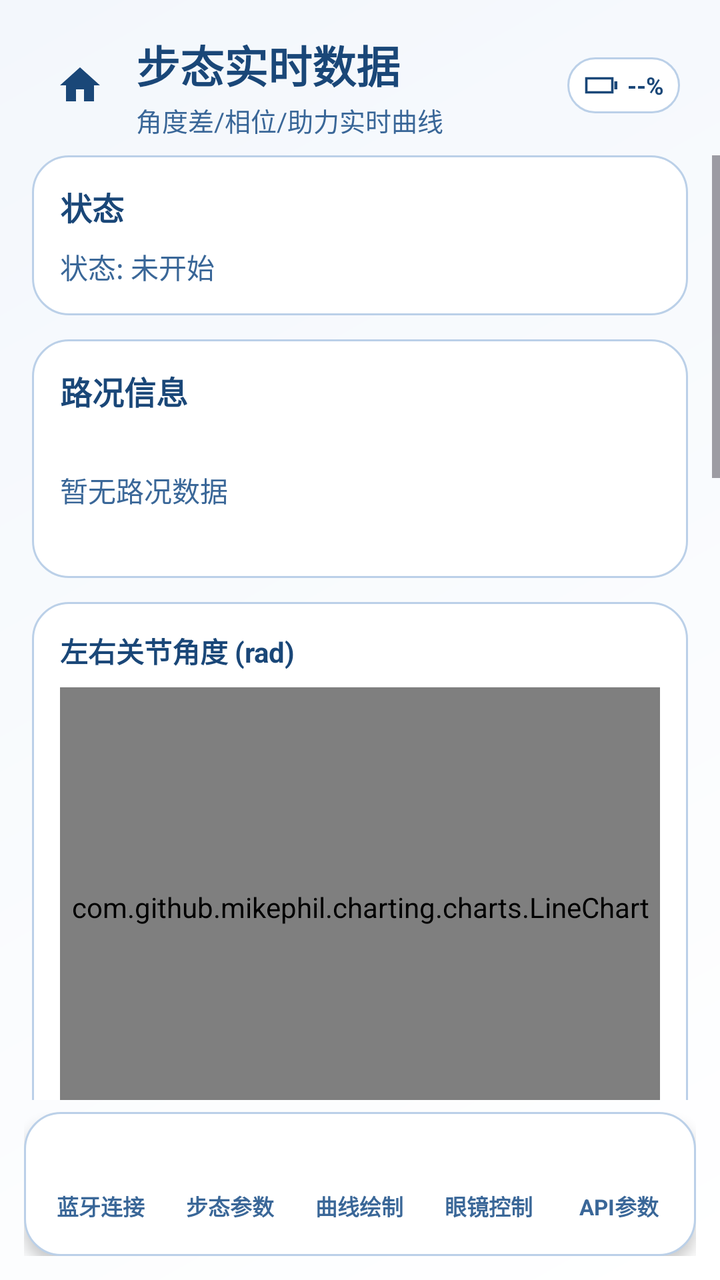
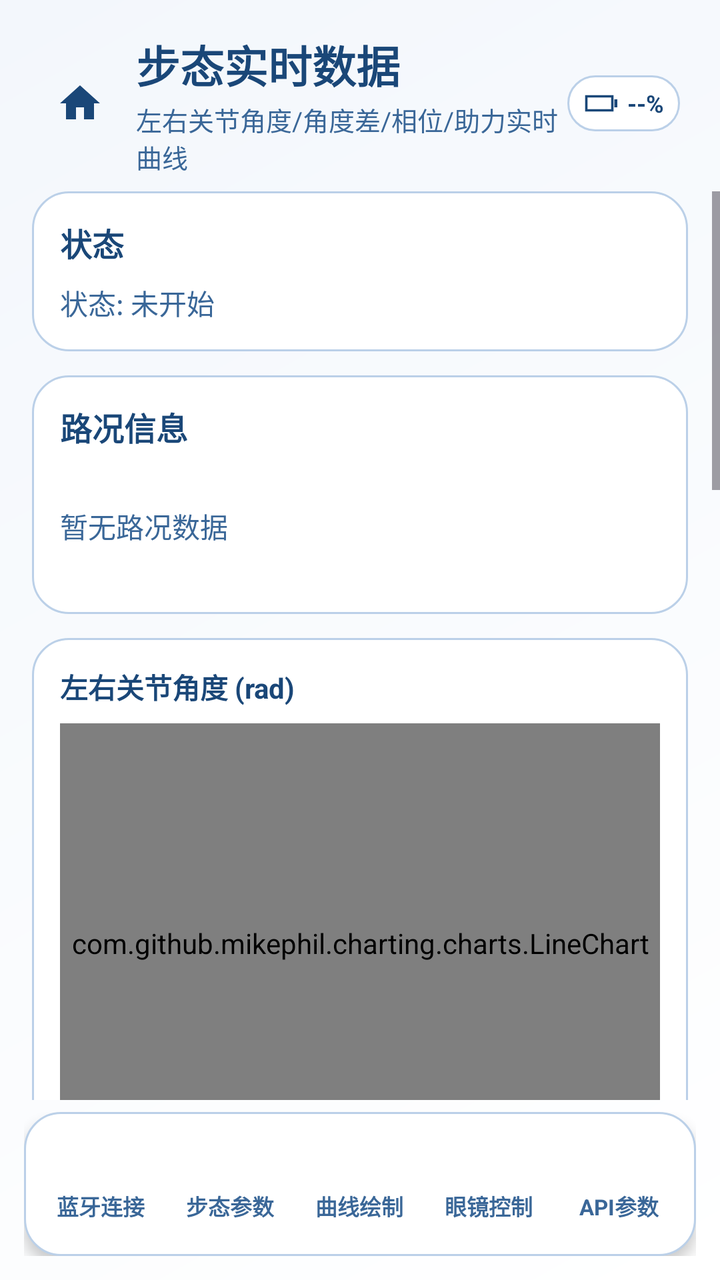

Compare the two renders of this Android layout. The source of the first and the diff that turns it into the second are given below.
<!-- AndroidManifest.xml: application theme Theme.Mobile -->
<!-- res/layout/activity_gait_realtime_plot.xml -->
<?xml version="1.0" encoding="utf-8"?>
<LinearLayout xmlns:android="http://schemas.android.com/apk/res/android"
    android:id="@+id/plotRoot"
    android:layout_width="match_parent"
    android:layout_height="match_parent"
    android:background="@drawable/bg_page_gradient"
    android:orientation="vertical">

    <LinearLayout
        android:layout_width="match_parent"
        android:layout_height="wrap_content"
        android:orientation="vertical"
        android:paddingStart="16dp"
        android:paddingTop="16dp"
        android:paddingEnd="16dp"
        android:paddingBottom="8dp">

        <LinearLayout
            android:layout_width="match_parent"
            android:layout_height="wrap_content"
            android:gravity="center_vertical"
            android:orientation="horizontal"
            android:paddingHorizontal="4dp">

            <ImageButton
                android:id="@+id/backToMainButton"
                android:layout_width="wrap_content"
                android:layout_height="wrap_content"
                android:layout_marginEnd="8dp"
                android:background="@android:color/transparent"
                android:contentDescription="@string/desc_back_to_main"
                android:padding="8dp"
                android:src="@drawable/ic_home_24" />

            <LinearLayout
                android:layout_width="0dp"
                android:layout_height="wrap_content"
                android:layout_weight="1"
                android:orientation="vertical">

                <TextView
                    android:id="@+id/plotTitleView"
                    android:layout_width="wrap_content"
                    android:layout_height="wrap_content"
                    android:text="@string/ui_text_076"
                    android:textColor="@color/header_title"
                    android:textSize="22sp"
                    android:textStyle="bold" />

                <TextView
                    android:layout_width="wrap_content"
                    android:layout_height="wrap_content"
                    android:layout_marginTop="2dp"
                    android:text="@string/ui_text_080"
                    android:textColor="@color/text_secondary"
                    android:textSize="13sp" />
            </LinearLayout>

            <LinearLayout
                android:layout_width="wrap_content"
                android:layout_height="wrap_content"
                android:background="@drawable/bg_battery_badge"
                android:gravity="center_vertical"
                android:minHeight="28dp"
                android:orientation="horizontal"
                android:paddingHorizontal="8dp"
                android:paddingVertical="4dp">

                <ImageView
                    android:layout_width="18dp"
                    android:layout_height="10dp"
                    android:contentDescription="@string/ui_text_051"
                    android:src="@drawable/ic_battery_mini" />

                <TextView
                    android:id="@+id/plotBatteryPercentView"
                    android:layout_width="wrap_content"
                    android:layout_height="wrap_content"
                    android:layout_marginStart="4dp"
                    android:text="@string/battery_percent_placeholder"
                    android:textColor="@color/battery_text"
                    android:textSize="12sp"
                    android:textStyle="bold" />
            </LinearLayout>
        </LinearLayout>
    </LinearLayout>

    <ScrollView
        android:layout_width="match_parent"
        android:layout_height="0dp"
        android:layout_weight="1"
        android:fillViewport="true">

        <LinearLayout
            android:layout_width="match_parent"
            android:layout_height="wrap_content"
            android:orientation="vertical"
            android:paddingStart="16dp"
            android:paddingEnd="16dp"
            android:paddingBottom="16dp">

        <LinearLayout
            android:layout_width="match_parent"
            android:layout_height="wrap_content"
            android:background="@drawable/bg_card"
            android:orientation="vertical"
            android:padding="14dp">

            <TextView
                android:layout_width="wrap_content"
                android:layout_height="wrap_content"
                android:text="@string/ui_text_047"
                android:textColor="@color/header_title"
                android:textSize="16sp"
                android:textStyle="bold" />

            <TextView
                android:id="@+id/plotStatusView"
                android:layout_width="match_parent"
                android:layout_height="wrap_content"
                android:layout_marginTop="8dp"
                android:text="@string/ui_text_049"
                android:textColor="@color/text_secondary"
                android:textSize="14sp" />
        </LinearLayout>

        <LinearLayout
            android:layout_width="match_parent"
            android:layout_height="wrap_content"
            android:layout_marginTop="12dp"
            android:background="@drawable/bg_card"
            android:orientation="vertical"
            android:padding="14dp">

            <TextView
                android:layout_width="wrap_content"
                android:layout_height="wrap_content"
                android:text="路况信息"
                android:textColor="@color/header_title"
                android:textSize="16sp"
                android:textStyle="bold" />

            <TextView
                android:id="@+id/roadConditionView"
                android:layout_width="match_parent"
                android:layout_height="wrap_content"
                android:layout_marginTop="8dp"
                android:text="暂无路况数据"
                android:textColor="@color/text_secondary"
                android:textSize="14sp"
                android:minHeight="60dp"
                android:gravity="center_vertical" />
        </LinearLayout>

        <LinearLayout
            android:layout_width="match_parent"
            android:layout_height="wrap_content"
            android:layout_marginTop="12dp"
            android:background="@drawable/bg_card"
            android:orientation="vertical"
            android:padding="14dp">

            <TextView
                android:id="@+id/jointLabelView"
                android:layout_width="wrap_content"
                android:layout_height="wrap_content"
                android:text="@string/ui_text_081"
                android:textColor="@color/header_title"
                android:textSize="14sp"
                android:textStyle="bold" />

            <com.github.mikephil.charting.charts.LineChart
                android:id="@+id/jointChart"
                android:layout_width="match_parent"
                android:layout_height="220dp"
                android:layout_marginTop="8dp" />
        </LinearLayout>

        <LinearLayout
            android:layout_width="match_parent"
            android:layout_height="wrap_content"
            android:layout_marginTop="12dp"
            android:background="@drawable/bg_card"
            android:orientation="vertical"
            android:padding="14dp">

            <TextView
                android:id="@+id/angleLabelView"
                android:layout_width="wrap_content"
                android:layout_height="wrap_content"
                android:text="@string/ui_text_077"
                android:textColor="@color/header_title"
                android:textSize="14sp"
                android:textStyle="bold" />

            <com.github.mikephil.charting.charts.LineChart
                android:id="@+id/angleChart"
                android:layout_width="match_parent"
                android:layout_height="220dp"
                android:layout_marginTop="8dp" />
        </LinearLayout>

        <LinearLayout
            android:layout_width="match_parent"
            android:layout_height="wrap_content"
            android:layout_marginTop="12dp"
            android:background="@drawable/bg_card"
            android:orientation="vertical"
            android:padding="14dp">

            <TextView
                android:id="@+id/phaseLabelView"
                android:layout_width="wrap_content"
                android:layout_height="wrap_content"
                android:text="@string/ui_text_078"
                android:textColor="@color/header_title"
                android:textSize="14sp"
                android:textStyle="bold" />

            <com.github.mikephil.charting.charts.LineChart
                android:id="@+id/phaseChart"
                android:layout_width="match_parent"
                android:layout_height="220dp"
                android:layout_marginTop="8dp" />
        </LinearLayout>

        <LinearLayout
            android:layout_width="match_parent"
            android:layout_height="wrap_content"
            android:layout_marginTop="12dp"
            android:background="@drawable/bg_card"
            android:orientation="vertical"
            android:padding="14dp">

            <TextView
                android:id="@+id/assistLabelView"
                android:layout_width="wrap_content"
                android:layout_height="wrap_content"
                android:text="@string/ui_text_079"
                android:textColor="@color/header_title"
                android:textSize="14sp"
                android:textStyle="bold" />

            <com.github.mikephil.charting.charts.LineChart
                android:id="@+id/assistChart"
                android:layout_width="match_parent"
                android:layout_height="220dp"
                android:layout_marginTop="8dp" />
        </LinearLayout>

        </LinearLayout>
    </ScrollView>

    <include layout="@layout/include_exo_bottom_nav" />
</LinearLayout>
<!-- res/layout/include_exo_bottom_nav.xml (included above) -->
<?xml version="1.0" encoding="utf-8"?>
<LinearLayout xmlns:android="http://schemas.android.com/apk/res/android"
    android:layout_width="match_parent"
    android:layout_height="wrap_content"
    android:orientation="vertical"
    android:paddingStart="12dp"
    android:paddingTop="6dp"
    android:paddingEnd="12dp"
    android:paddingBottom="12dp">

    <LinearLayout
        android:layout_width="match_parent"
        android:layout_height="wrap_content"
        android:background="@drawable/bg_card"
        android:elevation="4dp"
        android:orientation="horizontal"
        android:padding="6dp">

        <LinearLayout
            android:id="@+id/exoNavBluetoothItem"
            android:layout_width="0dp"
            android:layout_height="wrap_content"
            android:layout_weight="1"
            android:background="@drawable/bg_exo_nav_item_normal"
            android:clickable="true"
            android:focusable="true"
            android:gravity="center"
            android:minHeight="60dp"
            android:orientation="vertical"
            android:paddingHorizontal="4dp"
            android:paddingVertical="8dp">

            <ImageView
                android:id="@+id/exoNavBluetoothIcon"
                android:layout_width="18dp"
                android:layout_height="18dp"
                android:contentDescription="@string/exo_nav_bluetooth"
                android:src="@drawable/ic_bluetooth_24" />

            <TextView
                android:id="@+id/exoNavBluetoothText"
                android:layout_width="wrap_content"
                android:layout_height="wrap_content"
                android:layout_marginTop="4dp"
                android:text="@string/exo_nav_bluetooth"
                android:textColor="@color/text_secondary"
                android:textSize="11sp"
                android:textStyle="bold" />
        </LinearLayout>

        <LinearLayout
            android:id="@+id/exoNavGaitItem"
            android:layout_width="0dp"
            android:layout_height="wrap_content"
            android:layout_weight="1"
            android:background="@drawable/bg_exo_nav_item_normal"
            android:clickable="true"
            android:focusable="true"
            android:gravity="center"
            android:minHeight="60dp"
            android:orientation="vertical"
            android:paddingHorizontal="4dp"
            android:paddingVertical="8dp">

            <ImageView
                android:id="@+id/exoNavGaitIcon"
                android:layout_width="18dp"
                android:layout_height="18dp"
                android:contentDescription="@string/exo_nav_gait"
                android:src="@drawable/ic_tune_24" />

            <TextView
                android:id="@+id/exoNavGaitText"
                android:layout_width="wrap_content"
                android:layout_height="wrap_content"
                android:layout_marginTop="4dp"
                android:text="@string/exo_nav_gait"
                android:textColor="@color/text_secondary"
                android:textSize="11sp"
                android:textStyle="bold" />
        </LinearLayout>

        <LinearLayout
            android:id="@+id/exoNavPlotItem"
            android:layout_width="0dp"
            android:layout_height="wrap_content"
            android:layout_weight="1"
            android:background="@drawable/bg_exo_nav_item_normal"
            android:clickable="true"
            android:focusable="true"
            android:gravity="center"
            android:minHeight="60dp"
            android:orientation="vertical"
            android:paddingHorizontal="4dp"
            android:paddingVertical="8dp">

            <ImageView
                android:id="@+id/exoNavPlotIcon"
                android:layout_width="18dp"
                android:layout_height="18dp"
                android:contentDescription="@string/exo_nav_plot"
                android:src="@drawable/ic_chart_24" />

            <TextView
                android:id="@+id/exoNavPlotText"
                android:layout_width="wrap_content"
                android:layout_height="wrap_content"
                android:layout_marginTop="4dp"
                android:text="@string/exo_nav_plot"
                android:textColor="@color/text_secondary"
                android:textSize="11sp"
                android:textStyle="bold" />
        </LinearLayout>

        <LinearLayout
            android:id="@+id/exoNavGlassItem"
            android:layout_width="0dp"
            android:layout_height="wrap_content"
            android:layout_weight="1"
            android:background="@drawable/bg_exo_nav_item_normal"
            android:clickable="true"
            android:focusable="true"
            android:gravity="center"
            android:minHeight="60dp"
            android:orientation="vertical"
            android:paddingHorizontal="4dp"
            android:paddingVertical="8dp">

            <ImageView
                android:id="@+id/exoNavGlassIcon"
                android:layout_width="18dp"
                android:layout_height="18dp"
                android:contentDescription="@string/exo_nav_glass"
                android:src="@drawable/ic_settings_24" />

            <TextView
                android:id="@+id/exoNavGlassText"
                android:layout_width="wrap_content"
                android:layout_height="wrap_content"
                android:layout_marginTop="4dp"
                android:text="@string/exo_nav_glass"
                android:textColor="@color/text_secondary"
                android:textSize="11sp"
                android:textStyle="bold" />
        </LinearLayout>

        <LinearLayout
            android:id="@+id/exoNavApiItem"
            android:layout_width="0dp"
            android:layout_height="wrap_content"
            android:layout_weight="1"
            android:background="@drawable/bg_exo_nav_item_normal"
            android:clickable="true"
            android:focusable="true"
            android:gravity="center"
            android:minHeight="60dp"
            android:orientation="vertical"
            android:paddingHorizontal="4dp"
            android:paddingVertical="8dp">

            <ImageView
                android:id="@+id/exoNavApiIcon"
                android:layout_width="18dp"
                android:layout_height="18dp"
                android:contentDescription="@string/exo_nav_api"
                android:src="@drawable/ic_info_24" />

            <TextView
                android:id="@+id/exoNavApiText"
                android:layout_width="wrap_content"
                android:layout_height="wrap_content"
                android:layout_marginTop="4dp"
                android:text="@string/exo_nav_api"
                android:textColor="@color/text_secondary"
                android:textSize="11sp"
                android:textStyle="bold" />
        </LinearLayout>
    </LinearLayout>
</LinearLayout>
<!-- resources referenced by this layout -->
<resources>
  <color name="battery_text">#1A4778</color>
  <color name="header_title">#1A4778</color>
  <color name="text_secondary">#3A6798</color>
  <!-- drawable bg_battery_badge (drawable) -->
  <?xml version="1.0" encoding="utf-8"?>
  <shape xmlns:android="http://schemas.android.com/apk/res/android" android:shape="rectangle">
      <solid android:color="@color/white" />
      <corners android:radius="999dp" />
      <stroke
          android:width="1dp"
          android:color="@color/card_stroke" />
  </shape>
  <!-- drawable bg_card (drawable) -->
  <?xml version="1.0" encoding="utf-8"?>
  <shape xmlns:android="http://schemas.android.com/apk/res/android" android:shape="rectangle">
      <solid android:color="@color/card_bg" />
      <corners android:radius="18dp" />
      <stroke
          android:width="1dp"
          android:color="@color/card_stroke" />
  </shape>
  <!-- drawable bg_exo_nav_item_normal (drawable) -->
  <?xml version="1.0" encoding="utf-8"?>
  <shape xmlns:android="http://schemas.android.com/apk/res/android"
      android:shape="rectangle">
      <solid android:color="@android:color/transparent" />
      <corners android:radius="14dp" />
  </shape>
  <!-- drawable bg_page_gradient (drawable) -->
  <?xml version="1.0" encoding="utf-8"?>
  <shape xmlns:android="http://schemas.android.com/apk/res/android" android:shape="rectangle">
      <gradient
          android:angle="135"
          android:startColor="@color/page_bg_start"
          android:endColor="@color/page_bg_end" />
  </shape>
  <!-- drawable ic_chart_24 (drawable) -->
  <vector xmlns:android="http://schemas.android.com/apk/res/android"
      android:width="24dp"
      android:height="24dp"
      android:viewportWidth="24"
      android:viewportHeight="24">
      <path
          android:fillColor="@color/white"
          android:pathData="M3.5,18.5l6,-6 4,4 7,-7 1.5,1.5 -8.5,8.5 -4,-4 -7.5,7.5z" />
  </vector>
  <!-- drawable ic_home_24 (drawable) -->
  <?xml version="1.0" encoding="utf-8"?>
  <vector xmlns:android="http://schemas.android.com/apk/res/android"
      android:width="24dp"
      android:height="24dp"
      android:viewportWidth="24"
      android:viewportHeight="24">
      <path
          android:fillColor="@color/header_title"
          android:pathData="M10,20v-6h4v6h5v-8h3L12,3 2,12h3v8z" />
  </vector>
  <!-- drawable ic_tune_24 (drawable) -->
  <vector xmlns:android="http://schemas.android.com/apk/res/android"
      android:width="24dp"
      android:height="24dp"
      android:viewportWidth="24"
      android:viewportHeight="24">
      <path
          android:fillColor="@color/white"
          android:pathData="M3,17v2h6v-2H3zM3,9v2h10V9H3zM3,3v2h14V3H3zM15,17v2h6v-2H15zM11,9v2h10V9H11zM15,3v2h6V3H15z" />
  </vector>
  <string name="battery_percent_placeholder" formatted="false">--%</string>
  <string name="desc_back_to_main">返回主界面</string>
  <string name="exo_nav_api">API参数</string>
  <string name="exo_nav_bluetooth">蓝牙连接</string>
  <string name="exo_nav_gait">步态参数</string>
  <string name="exo_nav_glass">眼镜控制</string>
  <string name="exo_nav_plot">曲线绘制</string>
  <string name="ui_text_047">状态</string>
  <string name="ui_text_049">状态: 未开始</string>
  <string name="ui_text_051">眼镜电量</string>
  <string name="ui_text_076">步态实时数据</string>
  <string name="ui_text_077">角度差 (rad)</string>
  <string name="ui_text_078">相位 (rad)</string>
  <string name="ui_text_079">助力 (Nm)</string>
  <string name="ui_text_080">角度差/相位/助力实时曲线</string>
  <string name="ui_text_081">左右关节角度 (rad)</string>
  <style name="Theme.Mobile" parent="Base.Theme.Mobile" />
  <color name="white">#FFFFFFFF</color>
  <color name="card_stroke">#BBD0E8</color>
  <color name="card_bg">#FFFFFFFF</color>
  <color name="page_bg_start">#FFFFFFFF</color>
  <color name="page_bg_end">#F3F7FC</color>
  <color name="accent_blue">#3A6798</color>
  <color name="surface_soft">#F4F8FC</color>
  <!-- unchanged entries left out for length: 5 -->
</resources>

<!-- the commit's change to res/layout/activity_gait_realtime_plot.xml (unified diff, before → after) -->
@@ -48,6 +48,7 @@
                     android:textStyle="bold" />
 
                 <TextView
+                    android:id="@+id/plotSubtitleView"
                     android:layout_width="wrap_content"
                     android:layout_height="wrap_content"
                     android:layout_marginTop="2dp"
<!-- resource entries referenced after the edit -->
@@ -81,7 +81,7 @@
   <string name="ui_text_077">角度差 (rad)</string>
   <string name="ui_text_078">相位 (rad)</string>
   <string name="ui_text_079">助力 (Nm)</string>
-  <string name="ui_text_080">角度差/相位/助力实时曲线</string>
+  <string name="ui_text_080">左右关节角度/角度差/相位/助力实时曲线</string>
   <string name="ui_text_081">左右关节角度 (rad)</string>
   <style name="Theme.Mobile" parent="Base.Theme.Mobile" />
   <color name="white">#FFFFFFFF</color>
